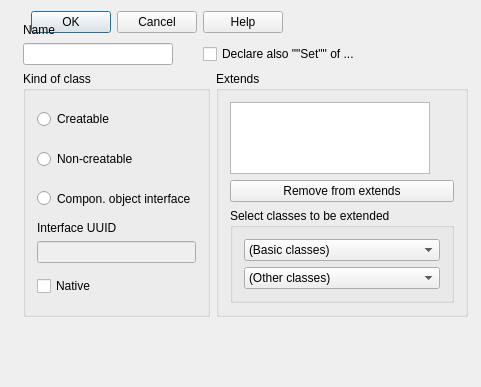
First picture: the form in lavape/src/LavaPE_UI/idd_interfacebox.ui, repository berkus/lavape, before the edit.
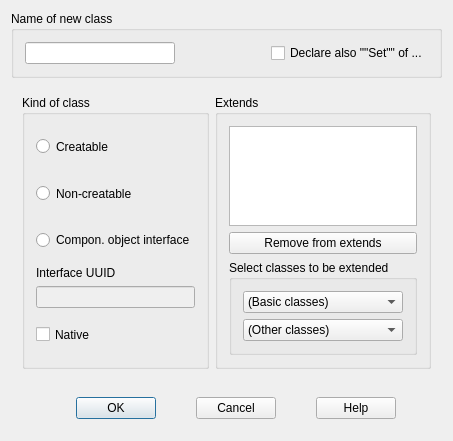
Second picture: the form after the edit.

Commit message: keyword toolbar, dialog formatting

The edit to the form file:
```diff
--- a/lavape/src/LavaPE_UI/idd_interfacebox.ui
+++ b/lavape/src/LavaPE_UI/idd_interfacebox.ui
@@ -6,12 +6,12 @@
    <rect>
     <x>0</x>
     <y>0</y>
-    <width>481</width>
-    <height>387</height>
+    <width>427</width>
+    <height>389</height>
    </rect>
   </property>
   <property name="sizePolicy">
-   <sizepolicy hsizetype="Minimum" vsizetype="Minimum">
+   <sizepolicy hsizetype="Fixed" vsizetype="Fixed">
     <horstretch>0</horstretch>
     <verstretch>0</verstretch>
    </sizepolicy>
@@ -19,116 +19,23 @@
   <property name="windowTitle">
    <string>Lava Class</string>
   </property>
-  <widget class="QWidget" name="">
-   <layout class="QHBoxLayout">
+  <layout class="QVBoxLayout" name="verticalLayout_3">
     <item>
-     <spacer>
+    <widget class="QGroupBox" name="groupBox">
       <property name="sizePolicy">
-       <sizepolicy hsizetype="MinimumExpanding" vsizetype="Minimum">
+      <sizepolicy hsizetype="Preferred" vsizetype="Fixed">
         <horstretch>0</horstretch>
         <verstretch>0</verstretch>
        </sizepolicy>
       </property>
-      <property name="orientation">
-       <enum>Qt::Horizontal</enum>
-      </property>
-      <property name="sizeType">
-       <enum>QSizePolicy::MinimumExpanding</enum>
-      </property>
-      <property name="sizeHint" stdset="0">
-       <size>
-        <width>20</width>
-        <height>20</height>
-       </size>
-      </property>
-     </spacer>
-    </item>
+     <property name="title">
+      <string>Name of new class</string>
+     </property>
+     <layout class="QHBoxLayout" name="horizontalLayout_3">
     <item>
-     <widget class="QPushButton" name="ID_OK">
-      <property name="sizePolicy">
-       <sizepolicy hsizetype="Preferred" vsizetype="Preferred">
-        <horstretch>0</horstretch>
-        <verstretch>0</verstretch>
-       </sizepolicy>
-      </property>
-      <property name="focusPolicy">
-       <enum>Qt::NoFocus</enum>
-      </property>
-      <property name="text">
-       <string>OK</string>
-      </property>
-      <property name="default">
-       <bool>true</bool>
-      </property>
-     </widget>
-    </item>
-    <item>
-     <widget class="QPushButton" name="ID_CANCEL">
-      <property name="sizePolicy">
-       <sizepolicy hsizetype="Preferred" vsizetype="Preferred">
-        <horstretch>0</horstretch>
-        <verstretch>0</verstretch>
-       </sizepolicy>
-      </property>
-      <property name="focusPolicy">
-       <enum>Qt::NoFocus</enum>
-      </property>
-      <property name="text">
-       <string>Cancel</string>
-      </property>
-     </widget>
-    </item>
-    <item>
-     <widget class="QPushButton" name="ID_HELP">
-      <property name="sizePolicy">
-       <sizepolicy hsizetype="Preferred" vsizetype="Preferred">
-        <horstretch>0</horstretch>
-        <verstretch>0</verstretch>
-       </sizepolicy>
-      </property>
-      <property name="focusPolicy">
-       <enum>Qt::NoFocus</enum>
-      </property>
-      <property name="text">
-       <string>Help</string>
-      </property>
-     </widget>
-    </item>
-   </layout>
-  </widget>
-  <widget class="QWidget" name="">
-   <property name="geometry">
-    <rect>
-     <x>12</x>
-     <y>12</y>
-     <width>467</width>
-     <height>316</height>
-    </rect>
-   </property>
-   <layout class="QGridLayout" name="gridLayout">
-    <item row="0" column="0">
-     <widget class="QLabel" name="Label_IDC_STATIC36">
-      <property name="sizePolicy">
-       <sizepolicy hsizetype="Preferred" vsizetype="Preferred">
-        <horstretch>0</horstretch>
-        <verstretch>0</verstretch>
-       </sizepolicy>
-      </property>
-      <property name="minimumSize">
-       <size>
-        <width>1</width>
-        <height>0</height>
-       </size>
-      </property>
-      <property name="text">
-       <string>Name</string>
-      </property>
-     </widget>
-    </item>
-    <item row="1" column="0">
      <widget class="QLineEdit" name="NewName">
       <property name="sizePolicy">
-       <sizepolicy hsizetype="Preferred" vsizetype="Preferred">
+         <sizepolicy hsizetype="Expanding" vsizetype="Fixed">
         <horstretch>0</horstretch>
         <verstretch>0</verstretch>
        </sizepolicy>
@@ -147,26 +54,23 @@
       </property>
      </widget>
     </item>
-    <item row="1" column="1">
-     <spacer>
+      <item>
+       <spacer name="horizontalSpacer">
       <property name="orientation">
        <enum>Qt::Horizontal</enum>
       </property>
-      <property name="sizeType">
-       <enum>QSizePolicy::Fixed</enum>
-      </property>
       <property name="sizeHint" stdset="0">
        <size>
-        <width>18</width>
+          <width>20</width>
         <height>20</height>
        </size>
       </property>
      </spacer>
     </item>
-    <item row="1" column="2" colspan="2">
+      <item>
      <widget class="QCheckBox" name="BuildSet">
       <property name="sizePolicy">
-       <sizepolicy hsizetype="Preferred" vsizetype="Maximum">
+         <sizepolicy hsizetype="Preferred" vsizetype="Fixed">
         <horstretch>0</horstretch>
         <verstretch>0</verstretch>
        </sizepolicy>
@@ -185,10 +89,22 @@
       </property>
      </widget>
     </item>
-    <item row="2" column="0" colspan="3">
+     </layout>
+    </widget>
+   </item>
+   <item>
+    <widget class="QWidget" name="widget_2" native="true">
+     <property name="sizePolicy">
+      <sizepolicy hsizetype="Preferred" vsizetype="Fixed">
+       <horstretch>0</horstretch>
+       <verstretch>0</verstretch>
+      </sizepolicy>
+     </property>
+     <layout class="QHBoxLayout" name="horizontalLayout_2">
+      <item>
      <widget class="QGroupBox" name="BGroup_KindOfInterface">
       <property name="sizePolicy">
-       <sizepolicy hsizetype="MinimumExpanding" vsizetype="Minimum">
+         <sizepolicy hsizetype="MinimumExpanding" vsizetype="Preferred">
         <horstretch>0</horstretch>
         <verstretch>0</verstretch>
        </sizepolicy>
@@ -312,10 +228,10 @@
       </layout>
      </widget>
     </item>
-    <item row="2" column="3">
+      <item>
      <widget class="QGroupBox" name="GroupBox_IDC_STATIC16">
       <property name="sizePolicy">
-       <sizepolicy hsizetype="MinimumExpanding" vsizetype="Minimum">
+         <sizepolicy hsizetype="Preferred" vsizetype="Fixed">
         <horstretch>0</horstretch>
         <verstretch>0</verstretch>
        </sizepolicy>
@@ -349,7 +265,7 @@
        <item>
         <widget class="QPushButton" name="DelSupport">
          <property name="sizePolicy">
-          <sizepolicy hsizetype="Preferred" vsizetype="Preferred">
+            <sizepolicy hsizetype="Preferred" vsizetype="Fixed">
            <horstretch>0</horstretch>
            <verstretch>0</verstretch>
           </sizepolicy>
@@ -365,7 +281,7 @@
        <item>
         <widget class="QGroupBox" name="GroupBox_IDC_STATIC17">
          <property name="sizePolicy">
-          <sizepolicy hsizetype="Expanding" vsizetype="Minimum">
+            <sizepolicy hsizetype="Preferred" vsizetype="Fixed">
            <horstretch>0</horstretch>
            <verstretch>0</verstretch>
           </sizepolicy>
@@ -383,7 +299,7 @@
           <item>
            <widget class="QComboBox" name="BasicTypes">
             <property name="sizePolicy">
-             <sizepolicy hsizetype="Expanding" vsizetype="Preferred">
+               <sizepolicy hsizetype="Preferred" vsizetype="Fixed">
               <horstretch>0</horstretch>
               <verstretch>0</verstretch>
              </sizepolicy>
@@ -401,7 +317,7 @@
           <item>
            <widget class="QComboBox" name="ExtTypes">
             <property name="sizePolicy">
-             <sizepolicy hsizetype="Expanding" vsizetype="Preferred">
+               <sizepolicy hsizetype="Preferred" vsizetype="Fixed">
               <horstretch>0</horstretch>
               <verstretch>0</verstretch>
              </sizepolicy>
@@ -424,6 +340,93 @@
     </item>
    </layout>
   </widget>
+   </item>
+   <item>
+    <widget class="QWidget" name="widget" native="true">
+     <property name="sizePolicy">
+      <sizepolicy hsizetype="Preferred" vsizetype="Fixed">
+       <horstretch>0</horstretch>
+       <verstretch>0</verstretch>
+      </sizepolicy>
+     </property>
+     <layout class="QHBoxLayout" name="horizontalLayout">
+      <item>
+       <spacer>
+        <property name="sizePolicy">
+         <sizepolicy hsizetype="Preferred" vsizetype="Minimum">
+          <horstretch>0</horstretch>
+          <verstretch>0</verstretch>
+         </sizepolicy>
+        </property>
+        <property name="orientation">
+         <enum>Qt::Horizontal</enum>
+        </property>
+        <property name="sizeType">
+         <enum>QSizePolicy::Preferred</enum>
+        </property>
+        <property name="sizeHint" stdset="0">
+         <size>
+          <width>20</width>
+          <height>20</height>
+         </size>
+        </property>
+       </spacer>
+      </item>
+      <item>
+       <widget class="QPushButton" name="ID_OK">
+        <property name="sizePolicy">
+         <sizepolicy hsizetype="Fixed" vsizetype="Fixed">
+          <horstretch>0</horstretch>
+          <verstretch>0</verstretch>
+         </sizepolicy>
+        </property>
+        <property name="focusPolicy">
+         <enum>Qt::NoFocus</enum>
+        </property>
+        <property name="text">
+         <string>OK</string>
+        </property>
+        <property name="default">
+         <bool>true</bool>
+        </property>
+       </widget>
+      </item>
+      <item>
+       <widget class="QPushButton" name="ID_CANCEL">
+        <property name="sizePolicy">
+         <sizepolicy hsizetype="Fixed" vsizetype="Fixed">
+          <horstretch>0</horstretch>
+          <verstretch>0</verstretch>
+         </sizepolicy>
+        </property>
+        <property name="focusPolicy">
+         <enum>Qt::NoFocus</enum>
+        </property>
+        <property name="text">
+         <string>Cancel</string>
+        </property>
+       </widget>
+      </item>
+      <item>
+       <widget class="QPushButton" name="ID_HELP">
+        <property name="sizePolicy">
+         <sizepolicy hsizetype="Fixed" vsizetype="Fixed">
+          <horstretch>0</horstretch>
+          <verstretch>0</verstretch>
+         </sizepolicy>
+        </property>
+        <property name="focusPolicy">
+         <enum>Qt::NoFocus</enum>
+        </property>
+        <property name="text">
+         <string>Help</string>
+        </property>
+       </widget>
+      </item>
+     </layout>
+    </widget>
+   </item>
+  </layout>
  </widget>
  <layoutdefault spacing="6" margin="11"/>
  <tabstops>
```
Lines whose indentation alone changed are shown as unchanged. The commit also changes 2 other files.
